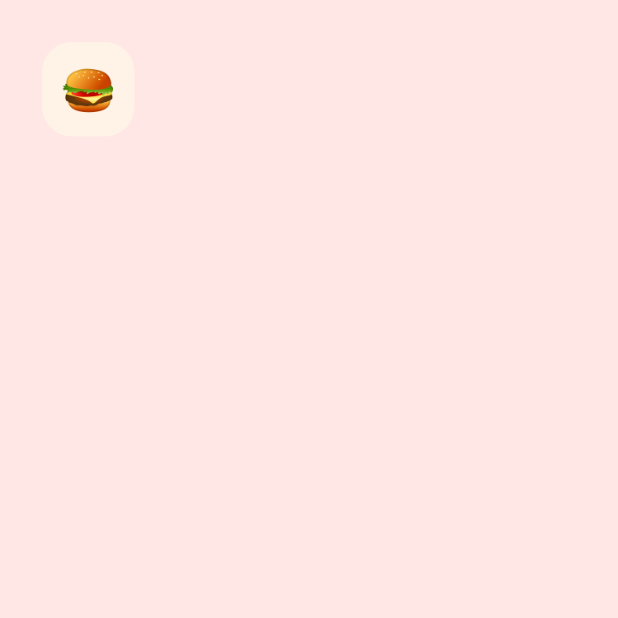
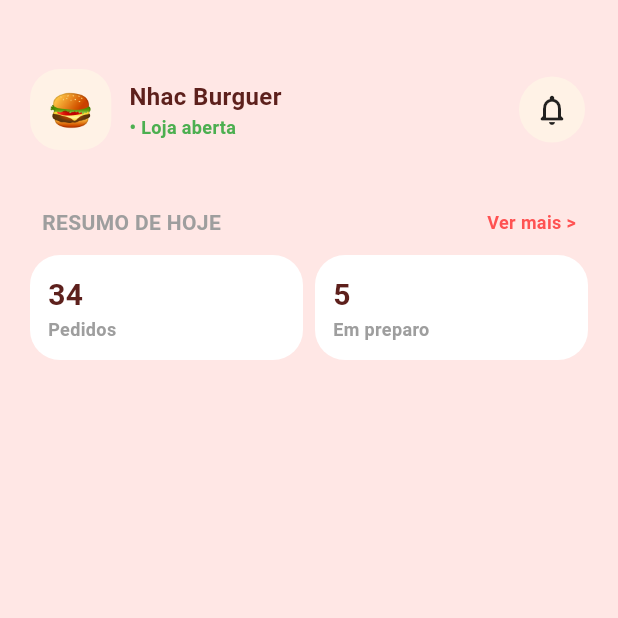
Before and after one commit to h3llsyn/Nhac-Lojas, a Flutter app: the screen it shows after launch, on a phone screen of 412 x 824 dp, the top half of it. Run offline on Flutter 3.47's test engine with Material 3 defaults, Android fonts, the phone set to English and light mode, and no system bars.

Commit message:
Continuando home page e criando componente para cards

```diff
--- /dev/null
+++ b/lib/components/resume_card.dart
@@ -0,0 +1,39 @@
+import 'package:flutter/material.dart';
+
+class ResumeCard extends StatelessWidget {
+  final String numero;
+  final String texto;
+
+  const ResumeCard({super.key, required this.numero, required this.texto});
+
+  @override
+  Widget build(BuildContext context) {
+    return Container(
+      padding: EdgeInsets.all(12),
+      decoration: BoxDecoration(
+        color: Colors.white,
+        borderRadius: BorderRadius.circular(20),
+      ),
+      child: Column(
+        crossAxisAlignment: CrossAxisAlignment.start,
+        children: [
+          Text(
+            numero,
+            style: TextStyle(
+              fontSize: 20,
+              fontWeight: FontWeight.bold,
+            ),
+          ),
+          Text(
+            texto,
+            style: TextStyle(
+              fontSize: 12,
+              fontWeight: FontWeight.bold,
+              color: Colors.grey
+            ),
+          ),
+        ],
+      ),
+    );
+  }
+}
--- a/lib/main.dart
+++ b/lib/main.dart
@@ -14,6 +14,9 @@ class MainApp extends StatelessWidget {
       home: HomePage(),
       theme: ThemeData(
         scaffoldBackgroundColor: Color.fromARGB(255, 255, 231, 229),
+        textTheme: TextTheme(
+          bodyMedium: TextStyle(color: Color.fromARGB(255, 93, 32, 28))
+        )
       ),
     );
   }
--- a/lib/pages/home_page.dart
+++ b/lib/pages/home_page.dart
@@ -1,4 +1,5 @@
 import 'package:flutter/material.dart';
+import 'package:nhac_lojas/components/resume_card.dart';
 
 class HomePage extends StatelessWidget {
   const HomePage({super.key});
@@ -7,10 +8,15 @@ class HomePage extends StatelessWidget {
   Widget build(BuildContext context) {
     return Scaffold(
       body: Padding(
-        padding: const EdgeInsets.all(28),
-        child: Row(
+        padding: const EdgeInsets.symmetric(vertical: 46, horizontal: 20),
+        child: Column(
+          children: [
+            Row(
               mainAxisAlignment: MainAxisAlignment.spaceBetween,
               children:[
+                Row(
+                  crossAxisAlignment: CrossAxisAlignment.center,
+                  children: [
                 Container(
                   padding: EdgeInsets.symmetric(vertical: 10, horizontal: 12),
                   decoration: BoxDecoration(
@@ -20,13 +26,93 @@ class HomePage extends StatelessWidget {
                   child: Text(
                     '🍔',
                     style: TextStyle(
-                  fontSize: 30,
+                      fontSize: 24,
                     ),
                   ),
                 ),
-          ]
-        )
-      )
+                SizedBox(width: 12,),
+                Column(
+                  crossAxisAlignment: CrossAxisAlignment.start,
+                  mainAxisSize: MainAxisSize.min,
+                  children: [
+                    Text(
+                      'Nhac Burguer',
+                      style: TextStyle(
+                        fontSize: 16,
+                        fontWeight: FontWeight.bold
+                      ),
+                    ),
+                    Text(
+                      '• Loja aberta',
+                      style: TextStyle(
+                        fontSize: 12,
+                        fontWeight: FontWeight.bold,
+                        color: Colors.green
+                      ),
+                    ),
+                  ],
+                ),
+                ],
+                ),
+                Container(
+                  padding: EdgeInsets.symmetric(vertical: 10, horizontal: 12),
+                  decoration: BoxDecoration(
+                    color: const Color.fromARGB(255, 255, 242, 230),
+                    shape: BoxShape.circle,
+                  ),
+                  child: Icon(
+                    Icons.notifications_none_rounded,
+                    size: 24,
+                  ),
+                ),
+              ],
+            ),
+            SizedBox(height: 30,),
+            Padding(
+              padding: const EdgeInsets.all(8.0),
+              child: Row(
+                mainAxisAlignment: MainAxisAlignment.spaceBetween,
+                children: [
+                  Text(
+                    'RESUMO DE HOJE',
+                    style: TextStyle(
+                      fontSize: 14,
+                      fontWeight: FontWeight.bold,
+                      color: Colors.grey
+                    ),
+                  ),
+                  Text(
+                    'Ver mais >',
+                    style: TextStyle(
+                      fontSize: 12,
+                      fontWeight: FontWeight.bold,
+                      color: Colors.redAccent
+                    ),
+                  ),
+                ],
+              ),
+            ),
+            SizedBox(height: 4,),
+            Row(
+              children: [
+                Expanded(
+                  child: ResumeCard(
+                    numero: '34',
+                    texto: 'Pedidos'
+                  ),
+                ),
+                SizedBox(width: 8),
+                Expanded(
+                  child: ResumeCard(
+                    numero: '5',
+                    texto: 'Em preparo'
+                  ),
+                ),
+              ],
+            ),
+          ],
+        ),
+      ),
     );
   }
 }
```
Lines whose indentation alone changed are shown as unchanged.
